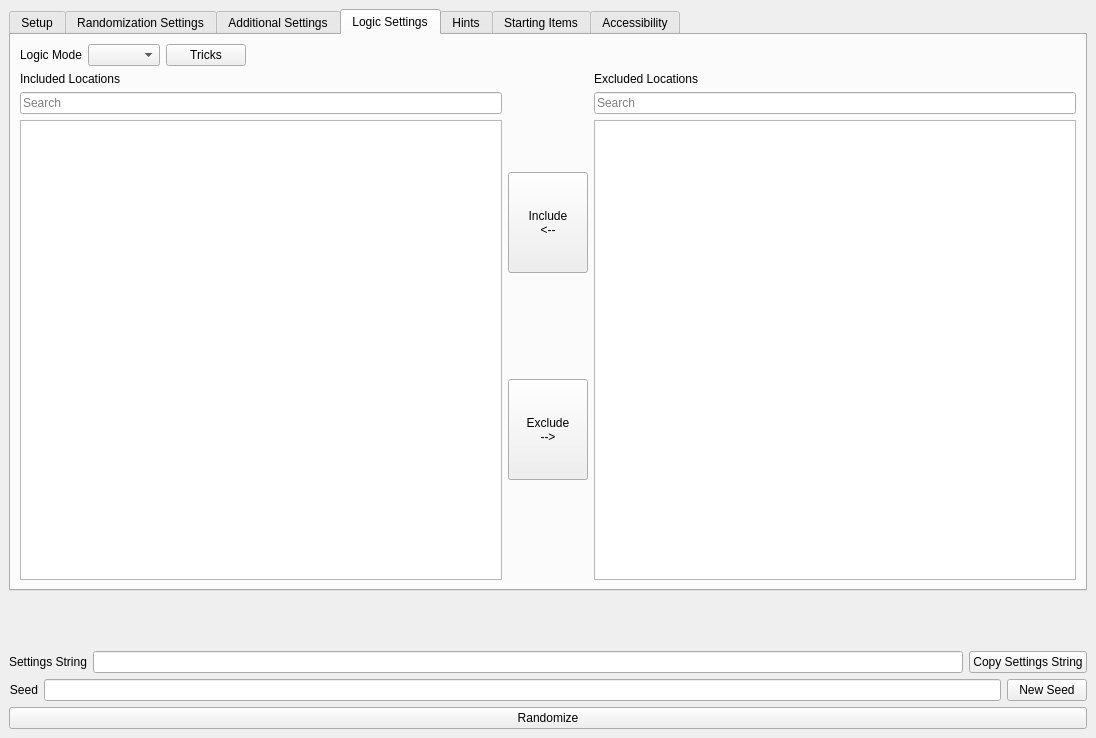
First picture: the form in gui/randogui.ui, repository ssrando/ssrando, before the edit.
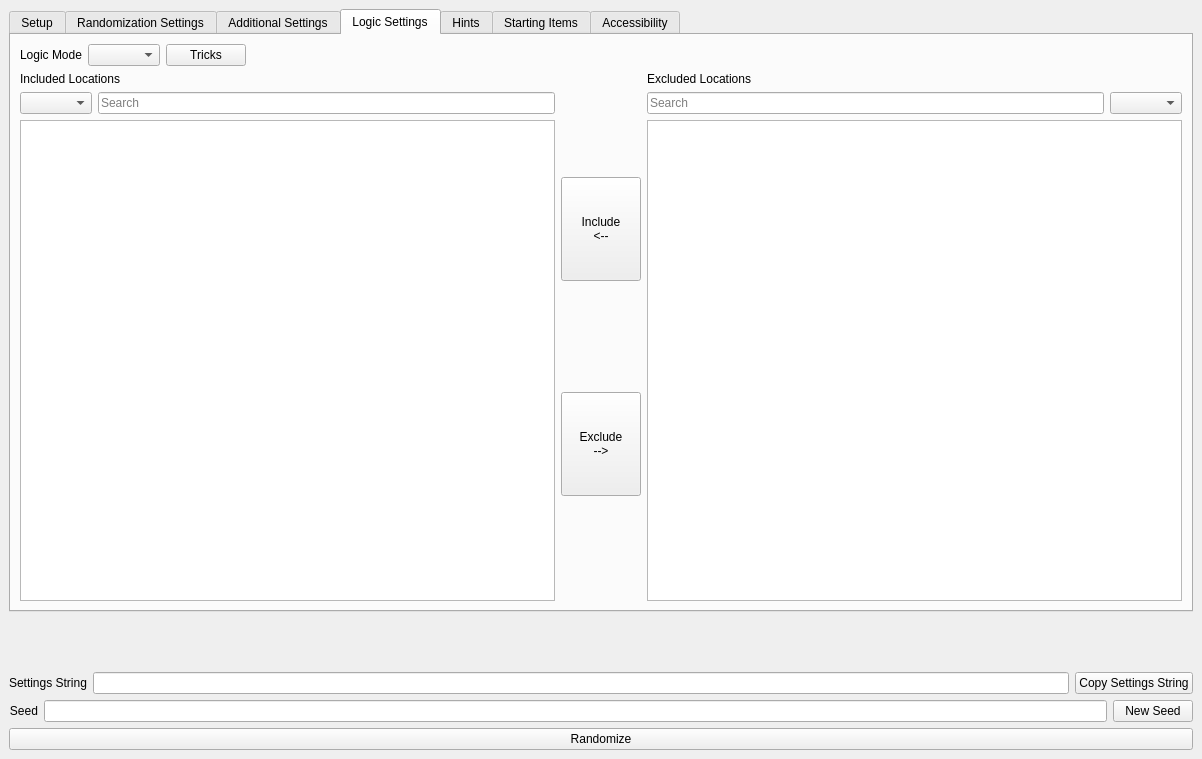
Second picture: the form after the edit. The open tabs and pages were chosen to show the change.

Commit message: initial pass at select filters

```diff
--- a/gui/randogui.ui
+++ b/gui/randogui.ui
@@ -6,8 +6,8 @@
    <rect>
     <x>0</x>
     <y>0</y>
-    <width>1096</width>
-    <height>738</height>
+    <width>1202</width>
+    <height>759</height>
    </rect>
   </property>
   <property name="sizePolicy">
@@ -1326,6 +1326,9 @@
               <property name="orientation">
                <enum>Qt::Horizontal</enum>
               </property>
+              <property name="sizeType">
+               <enum>QSizePolicy::Expanding</enum>
+              </property>
               <property name="sizeHint" stdset="0">
                <size>
                 <width>40</width>
@@ -1353,6 +1356,11 @@
                  </widget>
                 </item>
                 <item>
+                 <layout class="QHBoxLayout" name="hlay_include_filters">
+                  <item>
+                   <widget class="QComboBox" name="include_category_filters"/>
+                  </item>
+                  <item>
                  <widget class="QLineEdit" name="included_free_search">
                   <property name="text">
                    <string/>
@@ -1365,6 +1373,8 @@
                   </property>
                  </widget>
                 </item>
+                 </layout>
+                </item>
                 <item>
                  <widget class="QListView" name="included_locations">
                   <property name="editTriggers">
@@ -1464,6 +1474,8 @@
                  </widget>
                 </item>
                 <item>
+                 <layout class="QHBoxLayout" name="hlay_exclude_filters">
+                  <item>
                  <widget class="QLineEdit" name="excluded_free_search">
                   <property name="placeholderText">
                    <string>Search</string>
@@ -1474,6 +1486,11 @@
                  </widget>
                 </item>
                 <item>
+                   <widget class="QComboBox" name="exclude_category_filters"/>
+                  </item>
+                 </layout>
+                </item>
+                <item>
                  <widget class="QListView" name="excluded_locations">
                   <property name="editTriggers">
                    <set>QAbstractItemView::NoEditTriggers</set>
@@ -2390,7 +2407,7 @@
        <string/>
       </property>
       <property name="textFormat">
-       <enum>Qt::MarkdownText</enum>
+       <enum>Qt::PlainText</enum>
       </property>
       <property name="wordWrap">
        <bool>true</bool>
```
Left out of the diff: 12 changed lines with no effect on the pictures. Lines whose indentation alone changed are shown as unchanged. The commit also changes 8 other files.
